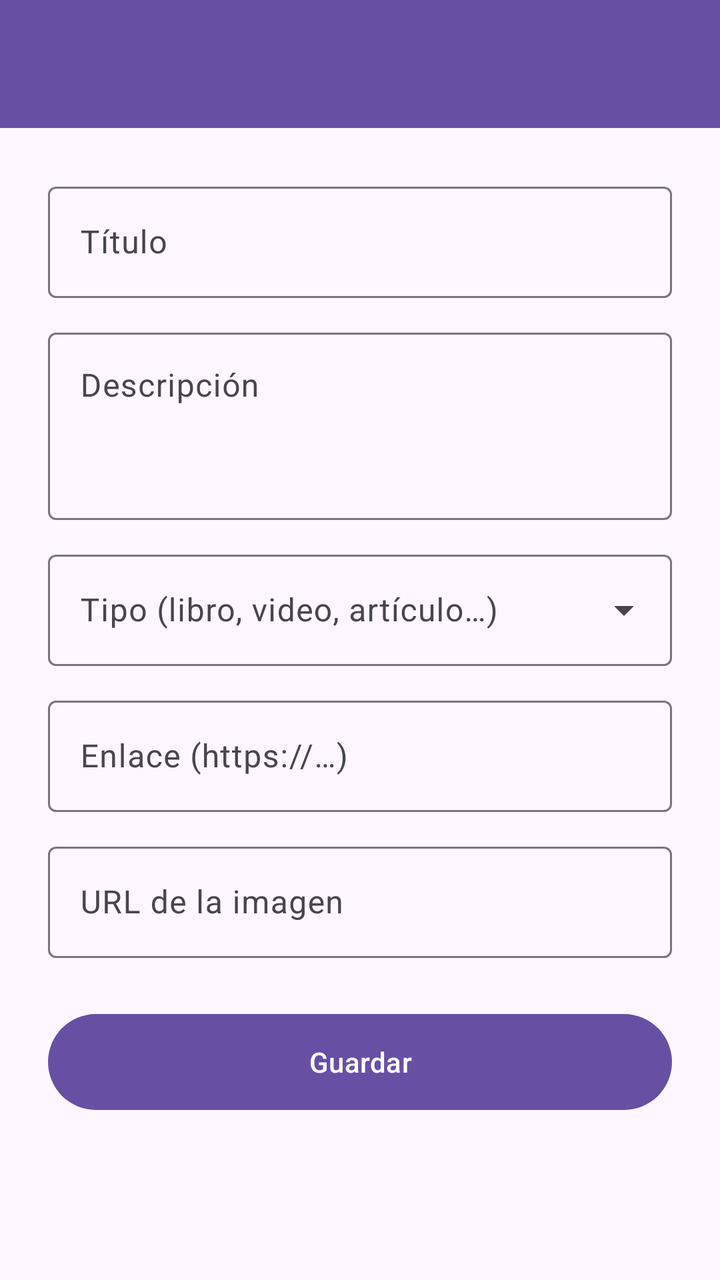
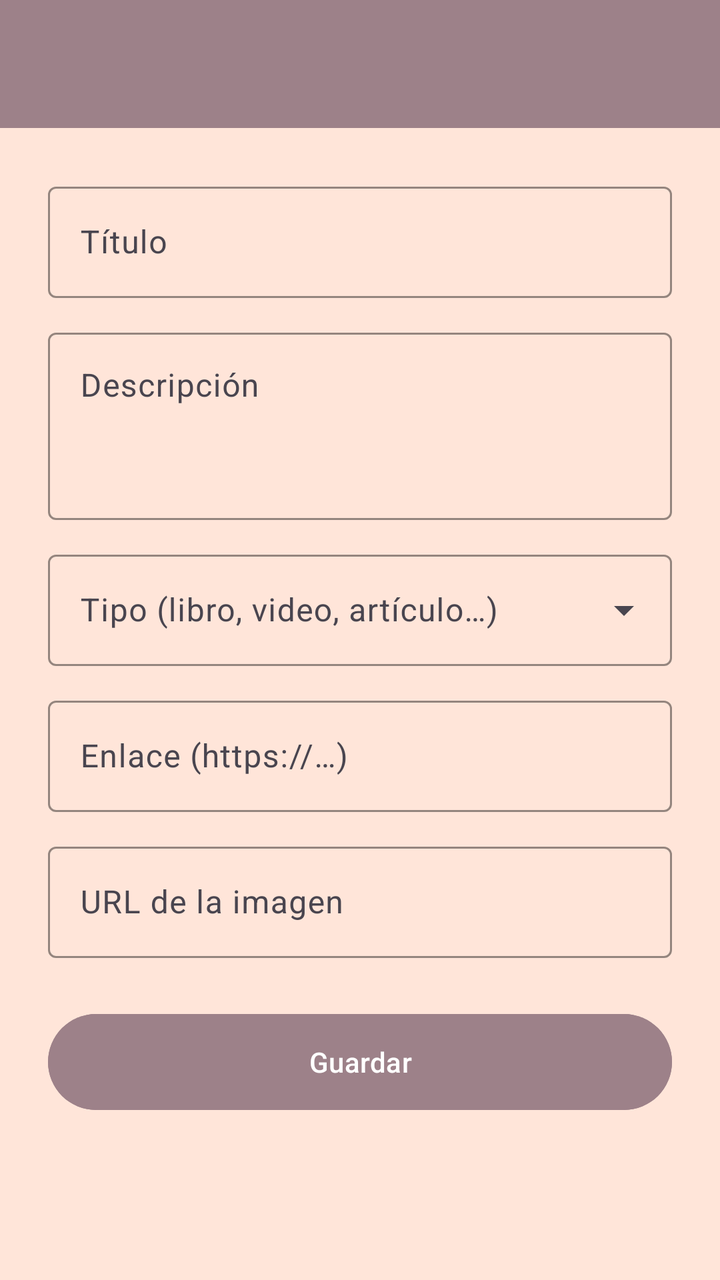

Two renders of the same Android screen: before a commit and after it. Below are the layout's source before the change and the commit's diff.
<!-- AndroidManifest.xml: application theme Theme.AprendeApp -->
<!-- res/layout/activity_form_recurso.xml -->
<?xml version="1.0" encoding="utf-8"?>
<LinearLayout xmlns:android="http://schemas.android.com/apk/res/android"
    xmlns:app="http://schemas.android.com/apk/res-auto"
    android:layout_width="match_parent"
    android:layout_height="match_parent"
    android:orientation="vertical"
    android:fitsSystemWindows="true">

    <com.google.android.material.appbar.MaterialToolbar
        android:id="@+id/toolbar"
        android:layout_width="match_parent"
        android:layout_height="?attr/actionBarSize"
        android:background="?attr/colorPrimary"
        app:titleTextColor="?attr/colorOnPrimary" />

    <ScrollView
        android:layout_width="match_parent"
        android:layout_height="match_parent"
        android:fillViewport="true">

        <LinearLayout
            android:layout_width="match_parent"
            android:layout_height="wrap_content"
            android:orientation="vertical"
            android:padding="24dp">

            <com.google.android.material.textfield.TextInputLayout
                android:id="@+id/tilTitulo"
                style="?attr/textInputOutlinedStyle"
                android:layout_width="match_parent"
                android:layout_height="wrap_content"
                android:hint="@string/hint_titulo">
                <com.google.android.material.textfield.TextInputEditText
                    android:id="@+id/etTitulo"
                    android:layout_width="match_parent"
                    android:layout_height="wrap_content"
                    android:inputType="textCapSentences" />
            </com.google.android.material.textfield.TextInputLayout>

            <com.google.android.material.textfield.TextInputLayout
                android:id="@+id/tilDescripcion"
                style="?attr/textInputOutlinedStyle"
                android:layout_width="match_parent"
                android:layout_height="wrap_content"
                android:layout_marginTop="12dp"
                android:hint="@string/hint_descripcion">
                <com.google.android.material.textfield.TextInputEditText
                    android:id="@+id/etDescripcion"
                    android:layout_width="match_parent"
                    android:layout_height="wrap_content"
                    android:inputType="textMultiLine|textCapSentences"
                    android:minLines="3"
                    android:gravity="top" />
            </com.google.android.material.textfield.TextInputLayout>

            <com.google.android.material.textfield.TextInputLayout
                android:id="@+id/tilTipo"
                style="?attr/textInputOutlinedExposedDropdownMenuStyle"
                android:layout_width="match_parent"
                android:layout_height="wrap_content"
                android:layout_marginTop="12dp"
                android:hint="@string/hint_tipo">
                <com.google.android.material.textfield.MaterialAutoCompleteTextView
                    android:id="@+id/acTipo"
                    android:layout_width="match_parent"
                    android:layout_height="wrap_content"
                    android:inputType="text" />
            </com.google.android.material.textfield.TextInputLayout>

            <com.google.android.material.textfield.TextInputLayout
                android:id="@+id/tilEnlace"
                style="?attr/textInputOutlinedStyle"
                android:layout_width="match_parent"
                android:layout_height="wrap_content"
                android:layout_marginTop="12dp"
                android:hint="@string/hint_enlace">
                <com.google.android.material.textfield.TextInputEditText
                    android:id="@+id/etEnlace"
                    android:layout_width="match_parent"
                    android:layout_height="wrap_content"
                    android:inputType="textUri" />
            </com.google.android.material.textfield.TextInputLayout>

            <com.google.android.material.textfield.TextInputLayout
                android:id="@+id/tilImagen"
                style="?attr/textInputOutlinedStyle"
                android:layout_width="match_parent"
                android:layout_height="wrap_content"
                android:layout_marginTop="12dp"
                android:hint="@string/hint_imagen">
                <com.google.android.material.textfield.TextInputEditText
                    android:id="@+id/etImagen"
                    android:layout_width="match_parent"
                    android:layout_height="wrap_content"
                    android:inputType="textUri" />
            </com.google.android.material.textfield.TextInputLayout>

            <com.google.android.material.button.MaterialButton
                android:id="@+id/btnGuardar"
                android:layout_width="match_parent"
                android:layout_height="56dp"
                android:layout_marginTop="24dp"
                android:text="@string/btn_guardar" />

            <com.google.android.material.progressindicator.CircularProgressIndicator
                android:id="@+id/progress"
                android:layout_width="wrap_content"
                android:layout_height="wrap_content"
                android:layout_gravity="center_horizontal"
                android:layout_marginTop="16dp"
                android:indeterminate="true"
                android:visibility="gone" />
        </LinearLayout>
    </ScrollView>
</LinearLayout>
<!-- resources referenced by this layout -->
<resources>
  <string name="btn_guardar">Guardar</string>
  <string name="hint_descripcion">Descripción</string>
  <string name="hint_enlace">Enlace (https://…)</string>
  <string name="hint_imagen">URL de la imagen</string>
  <string name="hint_tipo">Tipo (libro, video, artículo…)</string>
  <string name="hint_titulo">Título</string>
  <style name="Theme.AprendeApp" parent="Base.Theme.AprendeApp" />
  <style name="Base.Theme.AprendeApp" parent="Theme.Material3.DayNight.NoActionBar">
          
          
      </style>
</resources>

<!-- the commit's change to res/layout/activity_form_recurso.xml (unified diff, before → after) -->
@@ -3,15 +3,16 @@
     xmlns:app="http://schemas.android.com/apk/res-auto"
     android:layout_width="match_parent"
     android:layout_height="match_parent"
-    android:orientation="vertical"
-    android:fitsSystemWindows="true">
+    android:background="@color/background"
+    android:fitsSystemWindows="true"
+    android:orientation="vertical">
 
     <com.google.android.material.appbar.MaterialToolbar
         android:id="@+id/toolbar"
         android:layout_width="match_parent"
         android:layout_height="?attr/actionBarSize"
-        android:background="?attr/colorPrimary"
-        app:titleTextColor="?attr/colorOnPrimary" />
+        android:background="@color/primary"
+        app:titleTextColor="@color/on_primary" />
 
     <ScrollView
         android:layout_width="match_parent"
@@ -22,19 +23,24 @@
             android:layout_width="match_parent"
             android:layout_height="wrap_content"
             android:orientation="vertical"
-            android:padding="24dp">
+            android:padding="@dimen/padding_screen_large"
+            android:paddingBottom="@dimen/nav_safe_padding_bottom">
 
             <com.google.android.material.textfield.TextInputLayout
                 android:id="@+id/tilTitulo"
                 style="?attr/textInputOutlinedStyle"
                 android:layout_width="match_parent"
                 android:layout_height="wrap_content"
-                android:hint="@string/hint_titulo">
+                android:hint="@string/hint_titulo"
+                app:boxStrokeColor="@color/primary"
+                app:hintTextColor="@color/primary">
+
                 <com.google.android.material.textfield.TextInputEditText
                     android:id="@+id/etTitulo"
                     android:layout_width="match_parent"
                     android:layout_height="wrap_content"
-                    android:inputType="textCapSentences" />
+                    android:inputType="textCapSentences"
+                    android:textColor="@color/text_primary" />
             </com.google.android.material.textfield.TextInputLayout>
 
             <com.google.android.material.textfield.TextInputLayout
@@ -42,15 +48,19 @@
                 style="?attr/textInputOutlinedStyle"
                 android:layout_width="match_parent"
                 android:layout_height="wrap_content"
-                android:layout_marginTop="12dp"
-                android:hint="@string/hint_descripcion">
+                android:layout_marginTop="@dimen/margin_item_vertical"
+                android:hint="@string/hint_descripcion"
+                app:boxStrokeColor="@color/primary"
+                app:hintTextColor="@color/primary">
+
                 <com.google.android.material.textfield.TextInputEditText
                     android:id="@+id/etDescripcion"
                     android:layout_width="match_parent"
                     android:layout_height="wrap_content"
+                    android:gravity="top"
                     android:inputType="textMultiLine|textCapSentences"
                     android:minLines="3"
-                    android:gravity="top" />
+                    android:textColor="@color/text_primary" />
             </com.google.android.material.textfield.TextInputLayout>
 
             <com.google.android.material.textfield.TextInputLayout
@@ -58,13 +68,17 @@
                 style="?attr/textInputOutlinedExposedDropdownMenuStyle"
                 android:layout_width="match_parent"
                 android:layout_height="wrap_content"
-                android:layout_marginTop="12dp"
-                android:hint="@string/hint_tipo">
+                android:layout_marginTop="@dimen/margin_item_vertical"
+                android:hint="@string/hint_tipo"
+                app:boxStrokeColor="@color/primary"
+                app:hintTextColor="@color/primary">
+
                 <com.google.android.material.textfield.MaterialAutoCompleteTextView
                     android:id="@+id/acTipo"
                     android:layout_width="match_parent"
                     android:layout_height="wrap_content"
-                    android:inputType="text" />
+                    android:inputType="text"
+                    android:textColor="@color/text_primary" />
             </com.google.android.material.textfield.TextInputLayout>
 
             <com.google.android.material.textfield.TextInputLayout
@@ -72,13 +86,17 @@
                 style="?attr/textInputOutlinedStyle"
                 android:layout_width="match_parent"
                 android:layout_height="wrap_content"
-                android:layout_marginTop="12dp"
-                android:hint="@string/hint_enlace">
+                android:layout_marginTop="@dimen/margin_item_vertical"
+                android:hint="@string/hint_enlace"
+                app:boxStrokeColor="@color/primary"
+                app:hintTextColor="@color/primary">
+
                 <com.google.android.material.textfield.TextInputEditText
                     android:id="@+id/etEnlace"
                     android:layout_width="match_parent"
                     android:layout_height="wrap_content"
-                    android:inputType="textUri" />
+                    android:inputType="textUri"
+                    android:textColor="@color/text_primary" />
             </com.google.android.material.textfield.TextInputLayout>
 
             <com.google.android.material.textfield.TextInputLayout
@@ -86,30 +104,37 @@
                 style="?attr/textInputOutlinedStyle"
                 android:layout_width="match_parent"
                 android:layout_height="wrap_content"
-                android:layout_marginTop="12dp"
-                android:hint="@string/hint_imagen">
+                android:layout_marginTop="@dimen/margin_item_vertical"
+                android:hint="@string/hint_imagen"
+                app:boxStrokeColor="@color/primary"
+                app:hintTextColor="@color/primary">
+
                 <com.google.android.material.textfield.TextInputEditText
                     android:id="@+id/etImagen"
                     android:layout_width="match_parent"
                     android:layout_height="wrap_content"
-                    android:inputType="textUri" />
+                    android:inputType="textUri"
+                    android:textColor="@color/text_primary" />
             </com.google.android.material.textfield.TextInputLayout>
 
             <com.google.android.material.button.MaterialButton
                 android:id="@+id/btnGuardar"
                 android:layout_width="match_parent"
-                android:layout_height="56dp"
-                android:layout_marginTop="24dp"
-                android:text="@string/btn_guardar" />
+                android:layout_height="@dimen/button_height"
+                android:layout_marginTop="@dimen/margin_item_large"
+                android:backgroundTint="@color/primary"
+                android:text="@string/btn_guardar"
+                android:textColor="@color/on_primary" />
 
             <com.google.android.material.progressindicator.CircularProgressIndicator
                 android:id="@+id/progress"
                 android:layout_width="wrap_content"
                 android:layout_height="wrap_content"
                 android:layout_gravity="center_horizontal"
-                android:layout_marginTop="16dp"
+                android:layout_marginTop="@dimen/padding_screen_medium"
                 android:indeterminate="true"
-                android:visibility="gone" />
+                android:visibility="gone"
+                app:indicatorColor="@color/flor_cerezo" />
         </LinearLayout>
     </ScrollView>
 </LinearLayout>
<!-- resource entries referenced after the edit -->
@@ -1,5 +1,16 @@
 <!-- resources referenced by this layout -->
 <resources>
+  <color name="background">#FFE5D9</color>
+  <color name="flor_cerezo">#F4ACB7</color>
+  <color name="on_primary">#FFFFFF</color>
+  <color name="primary">#9D8189</color>
+  <color name="text_primary">#9D8189</color>
+  <dimen name="button_height">56dp</dimen>
+  <dimen name="margin_item_large">24dp</dimen>
+  <dimen name="margin_item_vertical">12dp</dimen>
+  <dimen name="nav_safe_padding_bottom">32dp</dimen>
+  <dimen name="padding_screen_large">24dp</dimen>
+  <dimen name="padding_screen_medium">16dp</dimen>
   <string name="btn_guardar">Guardar</string>
   <string name="hint_descripcion">Descripción</string>
   <string name="hint_enlace">Enlace (https://…)</string>
